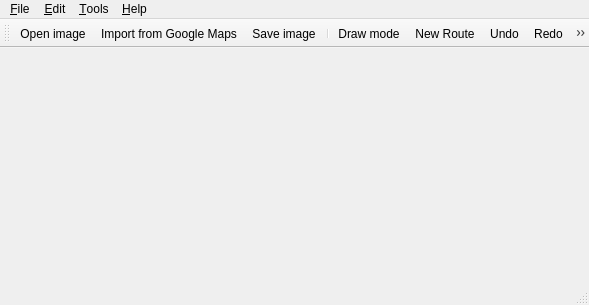
Before: the Qt Designer form src/routegen.ui in michjans/routegen, drawn with Qt 5.
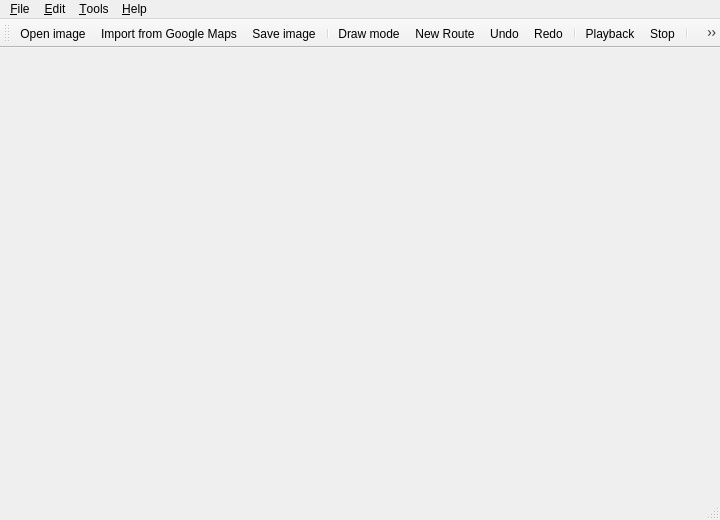
After: the same form once the commit is applied. Icons and pictures are not drawn.

Commit message: enlarge window size

What changed in the file:
```diff
--- a/src/routegen.ui
+++ b/src/routegen.ui
@@ -6,8 +6,8 @@
    <rect>
     <x>0</x>
     <y>0</y>
-    <width>589</width>
-    <height>305</height>
+    <width>720</width>
+    <height>520</height>
    </rect>
   </property>
   <property name="windowTitle">
@@ -42,7 +42,7 @@
     <rect>
      <x>0</x>
      <y>0</y>
-     <width>589</width>
+     <width>720</width>
      <height>21</height>
     </rect>
    </property>
```
